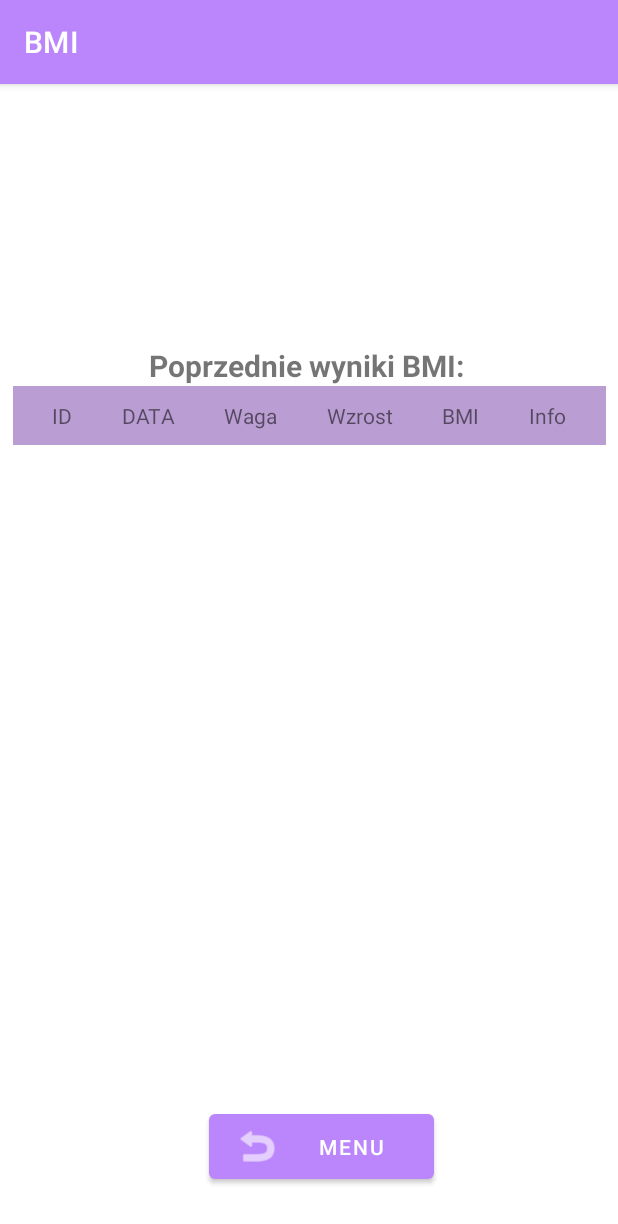
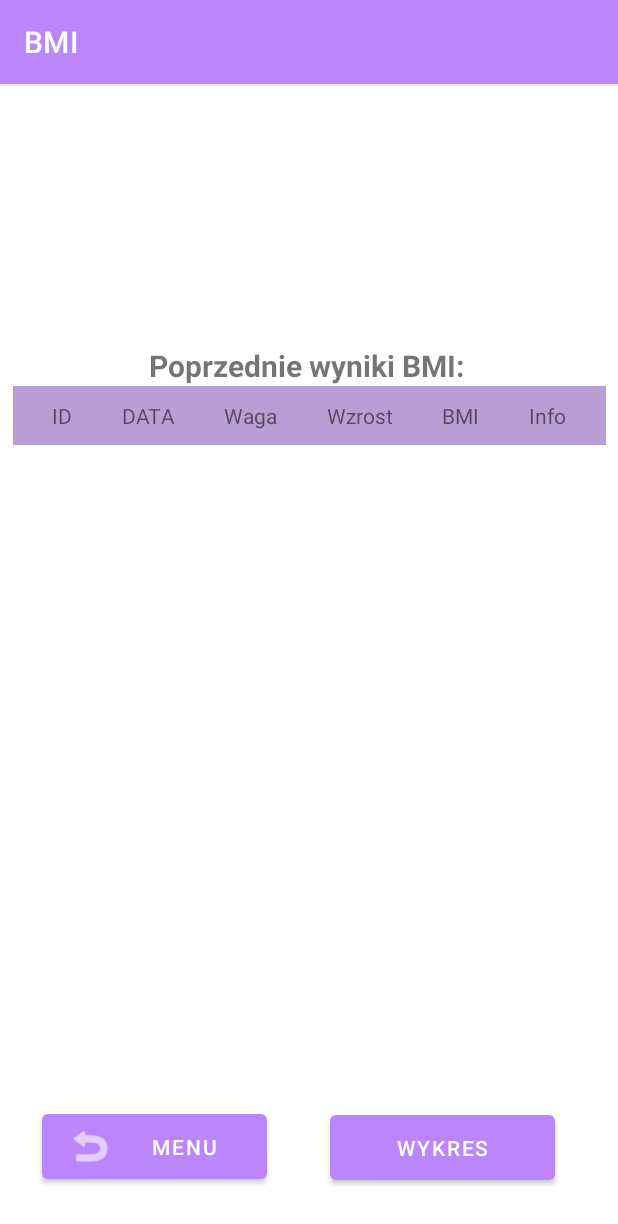
Before and after one commit to mikunciek/PWR_BMI_2022, an Android app: the PreviousTable screen opened directly, with no data from a screen before it, on a phone screen of 412 x 824 dp. Shown: the top 1224 px of the screen. Run offline under Robolectric (Android 15) with nearby library versions, the phone set to English and light mode, and no system bars; Roboto replaces fonts that are not available here.

Commit message:
dodanie wykresu

```diff
--- a/app/build.gradle
+++ b/app/build.gradle
@@ -49,7 +49,7 @@ dependencies {
     testImplementation 'junit:junit:4.13.2'
     androidTestImplementation 'androidx.test.ext:junit:1.1.3'
     androidTestImplementation 'androidx.test.espresso:espresso-core:3.4.0'
-
+    implementation "com.androidplot:androidplot-core:1.5.9"
     implementation 'androidx.core:core-ktx:1.7.0'
     implementation 'androidx.appcompat:appcompat:1.4.1'
     implementation 'com.google.android.material:material:1.6.0'
--- a/app/src/main/AndroidManifest.xml
+++ b/app/src/main/AndroidManifest.xml
@@ -14,6 +14,9 @@
         android:supportsRtl="true"
         android:theme="@style/Theme.BMI"
         android:usesCleartextTraffic="true">
+        <activity
+            android:name=".GraphResult"
+            android:exported="false" />
         <activity
             android:name=".ShowResultQuiz"
             android:exported="false" />
--- a/app/src/main/java/com/example/bmi/PreviousTable.kt
+++ b/app/src/main/java/com/example/bmi/PreviousTable.kt
@@ -1,12 +1,13 @@
 package com.example.bmi
 
 import android.content.Intent
-import androidx.appcompat.app.AppCompatActivity
 import android.os.Bundle
 import android.widget.TableLayout
 import android.widget.TableRow
 import android.widget.TextView
-import kotlinx.android.synthetic.main.activity_calculate_bmi.*
+import androidx.appcompat.app.AppCompatActivity
+import kotlinx.android.synthetic.main.activity_calculate_bmi.backMainMenu
+import kotlinx.android.synthetic.main.activity_previous_table.*
 
 
 class PreviousTable : AppCompatActivity() {
@@ -86,5 +87,9 @@ class PreviousTable : AppCompatActivity() {
         backMainMenu.setOnClickListener {
             this.startActivity(Intent(this, MainActivity::class.java))
         }
+
+        graph.setOnClickListener {
+            this.startActivity(Intent(this, GraphResult::class.java))
+        }
     }
 }
--- a/app/src/main/res/layout/activity_previous_table.xml
+++ b/app/src/main/res/layout/activity_previous_table.xml
@@ -16,7 +16,7 @@
         app:icon="@android:drawable/ic_menu_revert"
         app:layout_constraintBottom_toBottomOf="parent"
         app:layout_constraintEnd_toEndOf="parent"
-        app:layout_constraintHorizontal_bias="0.532"
+        app:layout_constraintHorizontal_bias="0.107"
         app:layout_constraintStart_toStartOf="parent" />
 
     <TableLayout
@@ -110,5 +110,15 @@
 
     </TableLayout>
 
+    <Button
+        android:id="@+id/graph"
+        android:layout_width="150dp"
+        android:layout_height="55dp"
+        android:text="WYKRES"
+        app:layout_constraintBottom_toBottomOf="parent"
+        app:layout_constraintEnd_toEndOf="parent"
+        app:layout_constraintStart_toEndOf="@+id/backMainMenu"
+        app:layout_constraintTop_toBottomOf="@+id/layT" />
+
 
 </androidx.constraintlayout.widget.ConstraintLayout>
```
Also changed, not shown: app/src/main/java/com/example/bmi/GraphResult.kt (added, +74 -0 lines), app/src/main/res/layout/activity_graph_result.xml (added, +20 -0 lines).
